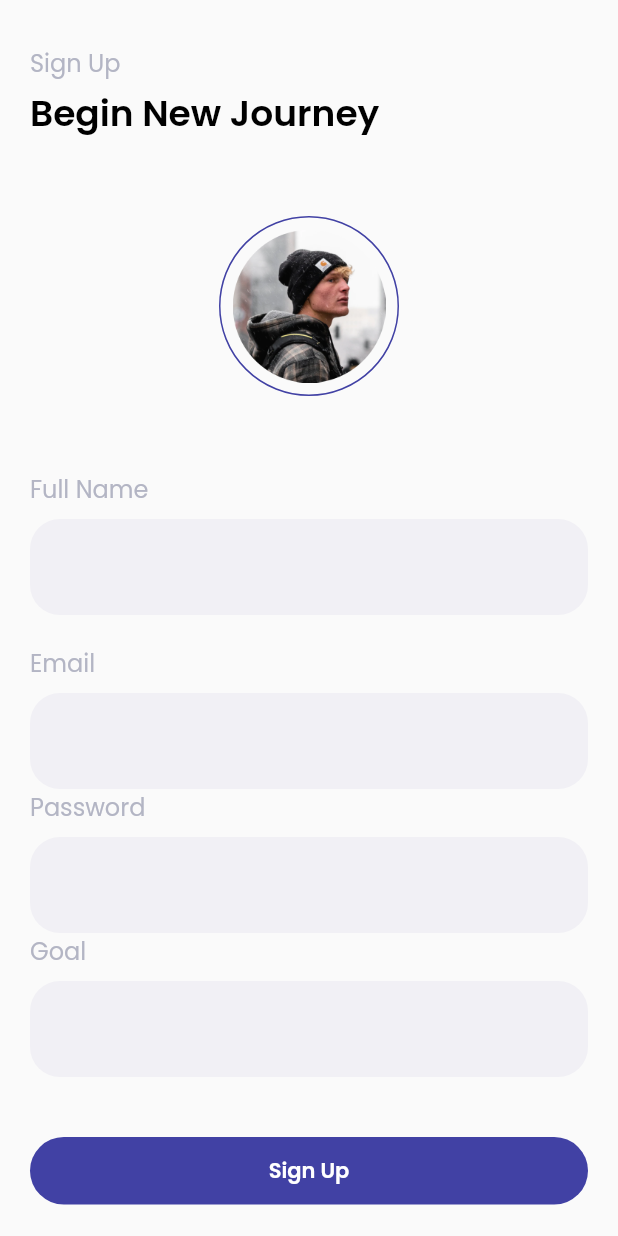
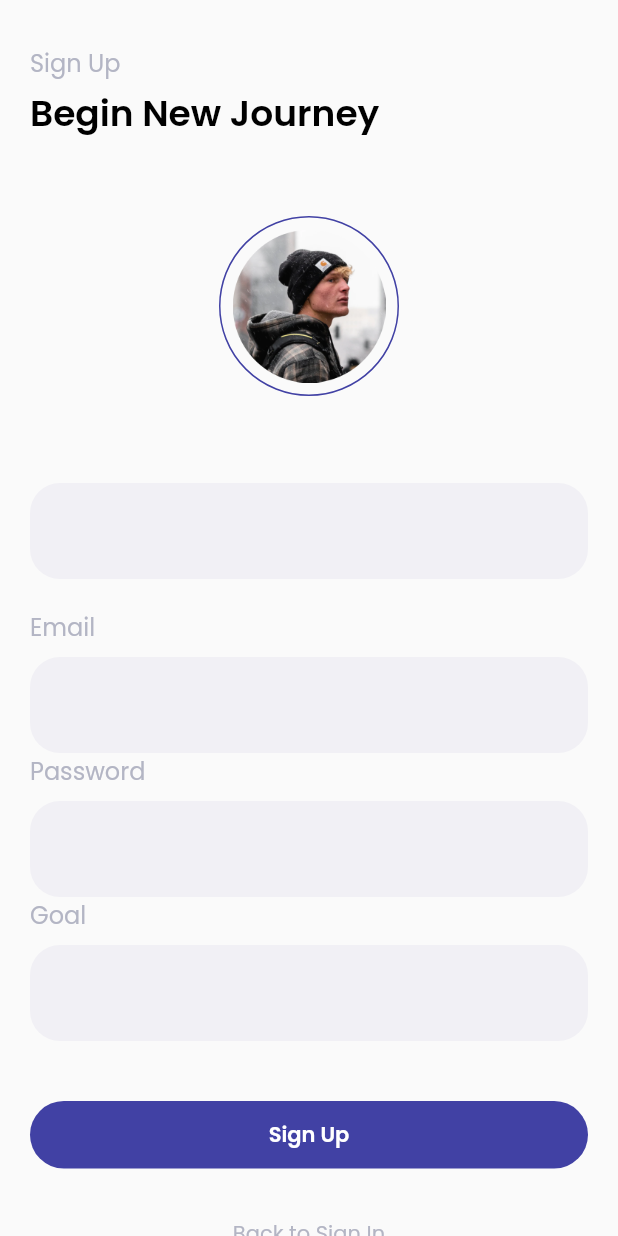
Before and after one commit to priyankauzlah/Future_Job, a Flutter app: the screen it shows after launch, after a tap on "Get Started", on a phone screen of 412 x 824 dp. Run offline on Flutter 3.47's test engine with Material 2 defaults, Android fonts, the phone set to English and light mode, and no system bars; our stand-ins replace email_validator, fancy_bottom_navigation, google_fonts.

Commit message:
final touch

```diff
--- a/lib/view/sign_up_screen.dart
+++ b/lib/view/sign_up_screen.dart
@@ -46,10 +46,6 @@ class _SignUpScreenState extends State<SignUpScreen> {
                           shape: BoxShape.circle,
                           border: Border.all(color: primaryColor)),
                       child: Image.asset('assets/images/image_profile.png')),
-                ),
-                Text(
-                  'Full Name',
-                  style: greyTextStyle.copyWith(fontSize: 16.0),
                 ),
                 SizedBox(
                   height: 8.0,
```
Also changed, not shown: lib/view/home_screen.dart (line endings or trailing spaces).
